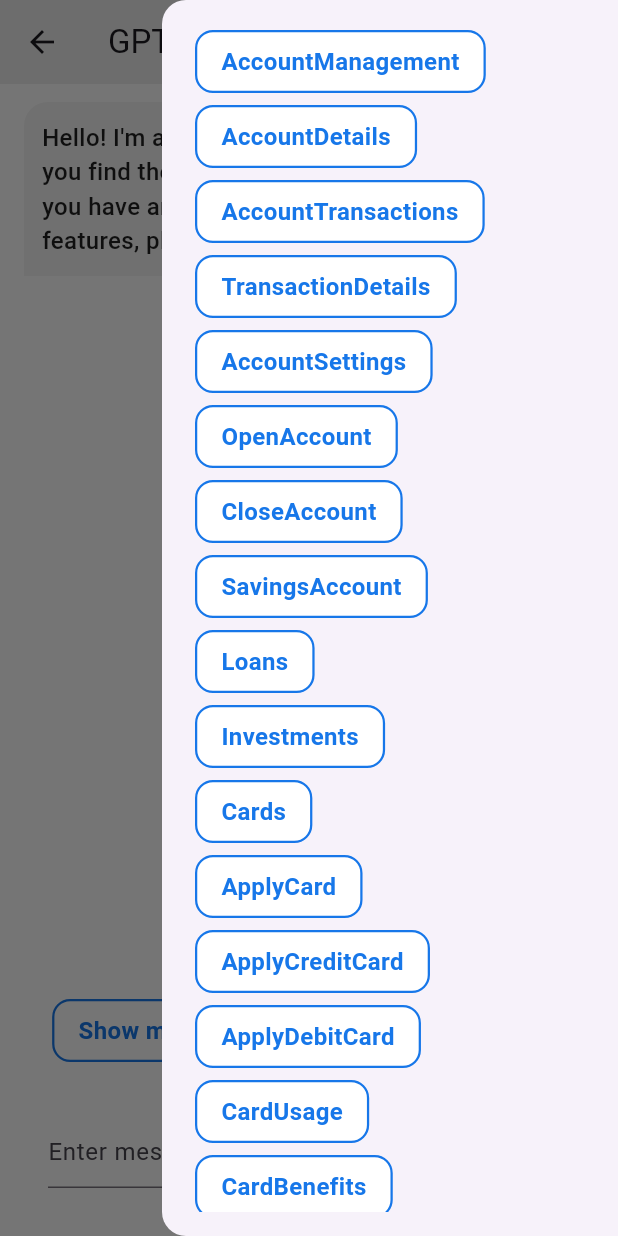
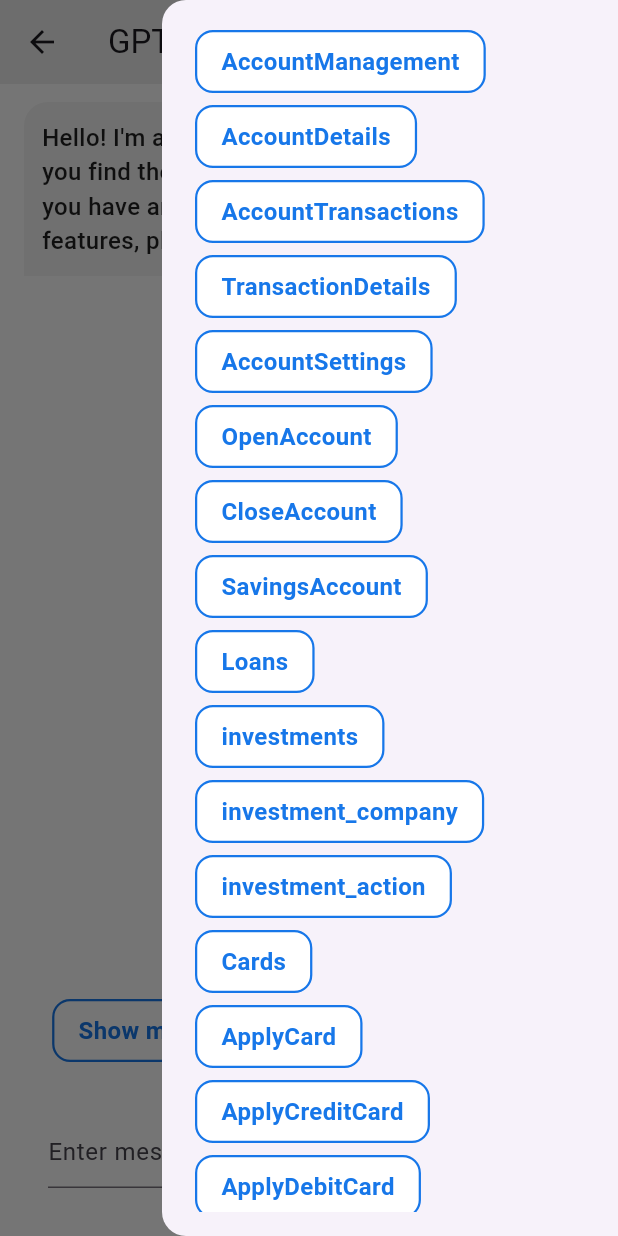
Before and after one commit to yunseoLee0343/feature_navigator, a Flutter app: the ChatPage screen opened directly, with the side drawer open, on a phone screen of 412 x 824 dp. Run offline on Flutter 3.47's test engine with Material 3 defaults, Android fonts, the phone set to English and light mode, and no system bars; our stand-ins replace go_router, shared_preferences; accounts and stored records are empty.

Commit message:
feat: improve ux/ui

```diff
--- a/example/lib/main.dart
+++ b/example/lib/main.dart
@@ -11,10 +11,15 @@ class MyApp extends StatelessWidget {
   MyApp({super.key});
 
   final FeatureRouter _featureRouter = FeatureRouter(
-    apiKey: '',
+    apiKey: 'your-api-key',
     goRouter: GoRouter(
       initialLocation: '/account_management',
       routes: <RouteBase>[
+        GoRoute(
+          path: '/',
+          builder: (BuildContext context, GoRouterState state) =>
+              const HomeScreen(), // Replace with your home screen widget
+        ),
         StatefulShellRoute.indexedStack(
           builder: (BuildContext context, GoRouterState state,
               StatefulNavigationShell navigationShell) {
@@ -117,9 +122,57 @@ class MyApp extends StatelessWidget {
                     ),
                     FeatureRoute(
                       path: 'investments',
-                      name: 'Investments',
+                      name: 'investments',
                       description: 'Manage your investments',
                       builder: (context, state) => const InvestmentsScreen(),
+                      routes: [
+                        FeatureRoute(
+                          path: ':companyID',
+                          name: 'investment_company',
+                          description: 'Investment company details',
+                          parameters: const {
+                            'companyID': {
+                              '1': 'Company_A',
+                              '2': 'Company_B',
+                              '3': 'Company_C',
+                            },
+                          },
+                          builder: (context, state) {
+                            final companyID =
+                                state.pathParameters['companyID']!;
+                            final companyName = getCompanyNameById(companyID);
+                            return InvestmentCompanyPage(
+                                companyID: companyID, companyName: companyName);
+                          },
+                          routes: [
+                            FeatureRoute(
+                              path: ':action',
+                              name: 'investment_action',
+                              description: 'Buy or sell investments',
+                              parameters: const {
+                                'action': ['buy', 'sell'],
+                              },
+                              builder: (context, state) {
+                                final companyID =
+                                    state.pathParameters['companyID']!;
+                                final companyName =
+                                    getCompanyNameById(companyID);
+                                final action = state.pathParameters['action']!;
+                                return InvestmentActionPage(
+                                  companyID: companyID,
+                                  companyName: companyName,
+                                  action: action,
+                                );
+                              },
+                            ),
+                          ],
+                        ),
+                      ],
+                    ),
+                    GoRoute(
+                      path: 'restricted_page',
+                      name: 'Restricted_Page',
+                      builder: (context, state) => const RestrictedScreen(),
                     ),
                   ],
                 ),
@@ -260,3 +313,12 @@ class MyApp extends StatelessWidget {
     );
   }
 }
+
+String getCompanyNameById(String companyID) {
+  const companyMap = {
+    '1': 'Company_A',
+    '2': 'Company_B',
+    '3': 'Company_C',
+  };
+  return companyMap[companyID] ?? 'Unknown Company';
+}
--- a/lib/provider/search_history.dart
+++ b/lib/provider/search_history.dart
@@ -4,7 +4,7 @@ import 'package:shared_preferences/shared_preferences.dart';
 
 class ChatHistoryService {
   static const String _chatMessagesKey = 'chat_messages';
-  static const int _maxMessages = 5;
+  static const int _maxMessages = 3;
 
   /// Saves a single chat message to SharedPreferences.
   ///
--- a/lib/view/chat_page.dart
+++ b/lib/view/chat_page.dart
@@ -104,8 +104,12 @@ class ChatPageState extends State<ChatPage>
 
         break;
       case 'Show me the screens I recently searched':
-        _addMessage('assistant',
-            'Here are the screens you recently searched. Is there any screen you want to go back to?');
+        _addMessage(
+            'assistant',
+            _savedChatMessages.isEmpty
+                ? 'It seems like you haven\'t searched for any screens yet.'
+                : "Here are the screens you recently searched. Is there any screen you would like to revisit?");
+
         _setChattingState(ChattingState.showHistory);
 
         break;
@@ -214,11 +218,17 @@ class ChatPageState extends State<ChatPage>
         children: [
           Expanded(child: _buildMessageList()),
           if (_isTyping) _buildTypingIndicator(),
-          Padding(
+          Container(
             padding: const EdgeInsets.only(right: 32),
-            child: Column(
-              crossAxisAlignment: CrossAxisAlignment.end,
-              children: _buildActionButtons(),
+            constraints: BoxConstraints(
+              maxHeight: MediaQuery.of(context).size.height * 0.2,
+            ),
+            child: SingleChildScrollView(
+              // Enable vertical scrolling
+              child: Column(
+                crossAxisAlignment: CrossAxisAlignment.end,
+                children: _buildActionButtons(),
+              ),
             ),
           ),
           _buildInputArea(),
@@ -274,7 +284,8 @@ class ChatPageState extends State<ChatPage>
                   onPressed: () {
                     Navigator.pop(context);
                     Navigator.pop(context);
-                    context.go(RouteDataProvider.getFullPath(routeInfo) ?? '/');
+                    context
+                        .push(RouteDataProvider.getFullPath(routeInfo) ?? '/');
                   },
                   text: routeInfo,
                 );
@@ -365,6 +376,7 @@ class ChatPageState extends State<ChatPage>
               decoration: const InputDecoration(
                 hintText: 'Enter message',
               ),
+              style: const TextStyle(fontFamily: 'Roboto', fontSize: 16),
               onSubmitted: (_) => _sendMessage(),
             ),
           ),
```
Also changed, not shown: example/lib/screens.dart (+95 -3 lines).
